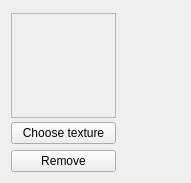
ryzom/ryzomcore, file code/nel/tools/3d/object_viewer_qt/src/particle_texture_form.ui: the form before one commit.
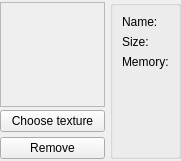
The form after the commit.

```diff
--- a/code/nel/tools/3d/object_viewer_qt/src/particle_texture_form.ui
+++ b/code/nel/tools/3d/object_viewer_qt/src/particle_texture_form.ui
@@ -6,14 +6,20 @@
    <rect>
     <x>0</x>
     <y>0</y>
-    <width>191</width>
-    <height>176</height>
+    <width>172</width>
+    <height>161</height>
    </rect>
   </property>
   <property name="windowTitle">
    <string>Form</string>
   </property>
   <layout class="QGridLayout" name="gridLayout">
+   <property name="margin">
+    <number>0</number>
+   </property>
+   <property name="spacing">
+    <number>5</number>
+   </property>
    <item row="0" column="0">
     <widget class="QScrollArea" name="scrollArea">
      <property name="minimumSize">
@@ -58,10 +64,59 @@
      </widget>
     </widget>
    </item>
+   <item row="0" column="1" rowspan="3">
+    <widget class="QGroupBox" name="groupBox">
+     <property name="sizePolicy">
+      <sizepolicy hsizetype="Expanding" vsizetype="Preferred">
+       <horstretch>0</horstretch>
+       <verstretch>0</verstretch>
+      </sizepolicy>
+     </property>
+     <property name="title">
+      <string/>
+     </property>
+     <layout class="QGridLayout" name="gridLayout_3">
+      <item row="0" column="0">
+       <widget class="QLabel" name="nameLabel">
+        <property name="text">
+         <string>Name:</string>
+        </property>
+       </widget>
+      </item>
+      <item row="1" column="0">
+       <widget class="QLabel" name="sizeLabel">
+        <property name="text">
+         <string>Size:</string>
+        </property>
+       </widget>
+      </item>
+      <item row="2" column="0">
+       <widget class="QLabel" name="memoryLabel">
+        <property name="text">
+         <string>Memory:</string>
+        </property>
+       </widget>
+      </item>
+      <item row="3" column="0">
+       <spacer name="verticalSpacer">
+        <property name="orientation">
+         <enum>Qt::Vertical</enum>
+        </property>
+        <property name="sizeHint" stdset="0">
+         <size>
+          <width>20</width>
+          <height>81</height>
+         </size>
+        </property>
+       </spacer>
+      </item>
+     </layout>
+    </widget>
+   </item>
    <item row="1" column="0">
     <widget class="QPushButton" name="chooseTexPushButton">
      <property name="sizePolicy">
-      <sizepolicy hsizetype="Expanding" vsizetype="Fixed">
+      <sizepolicy hsizetype="Preferred" vsizetype="Fixed">
        <horstretch>0</horstretch>
        <verstretch>0</verstretch>
       </sizepolicy>
@@ -74,7 +129,7 @@
    <item row="2" column="0">
     <widget class="QPushButton" name="removePushButton">
      <property name="sizePolicy">
-      <sizepolicy hsizetype="Expanding" vsizetype="Fixed">
+      <sizepolicy hsizetype="Preferred" vsizetype="Fixed">
        <horstretch>0</horstretch>
        <verstretch>0</verstretch>
       </sizepolicy>
@@ -84,22 +139,6 @@
      </property>
     </widget>
    </item>
-   <item row="1" column="1">
-    <spacer name="horizontalSpacer">
-     <property name="orientation">
-      <enum>Qt::Horizontal</enum>
-     </property>
-     <property name="sizeType">
-      <enum>QSizePolicy::Expanding</enum>
-     </property>
-     <property name="sizeHint" stdset="0">
-      <size>
-       <width>7</width>
-       <height>20</height>
-      </size>
-     </property>
-    </spacer>
-   </item>
   </layout>
  </widget>
  <resources/>
```
